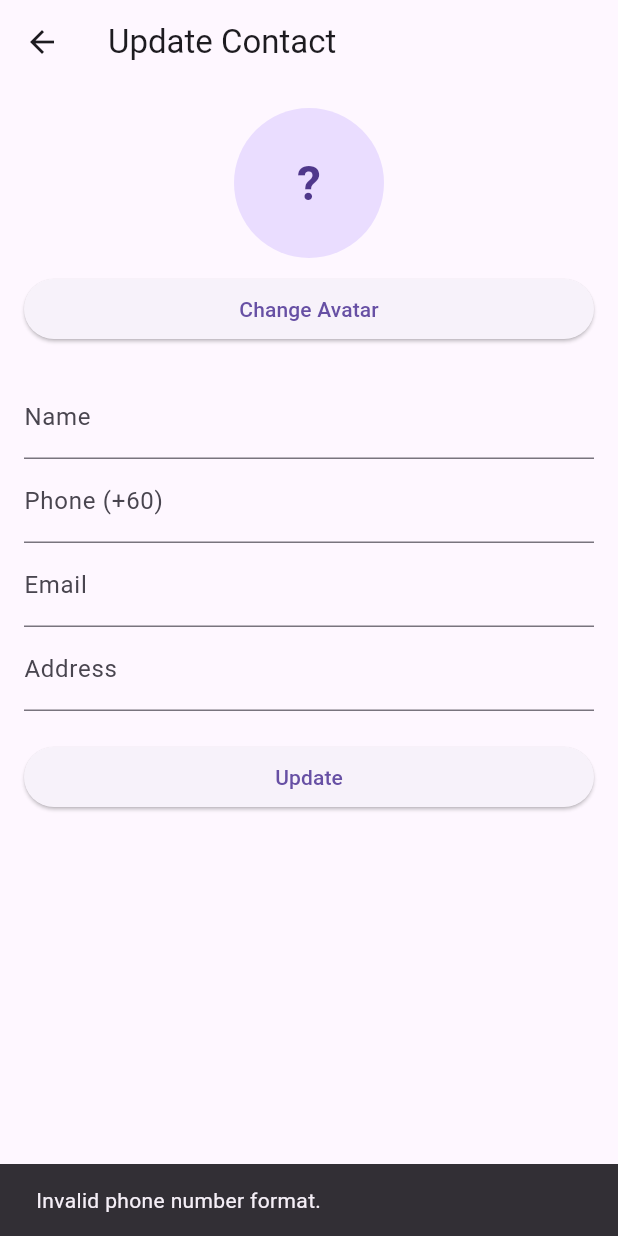
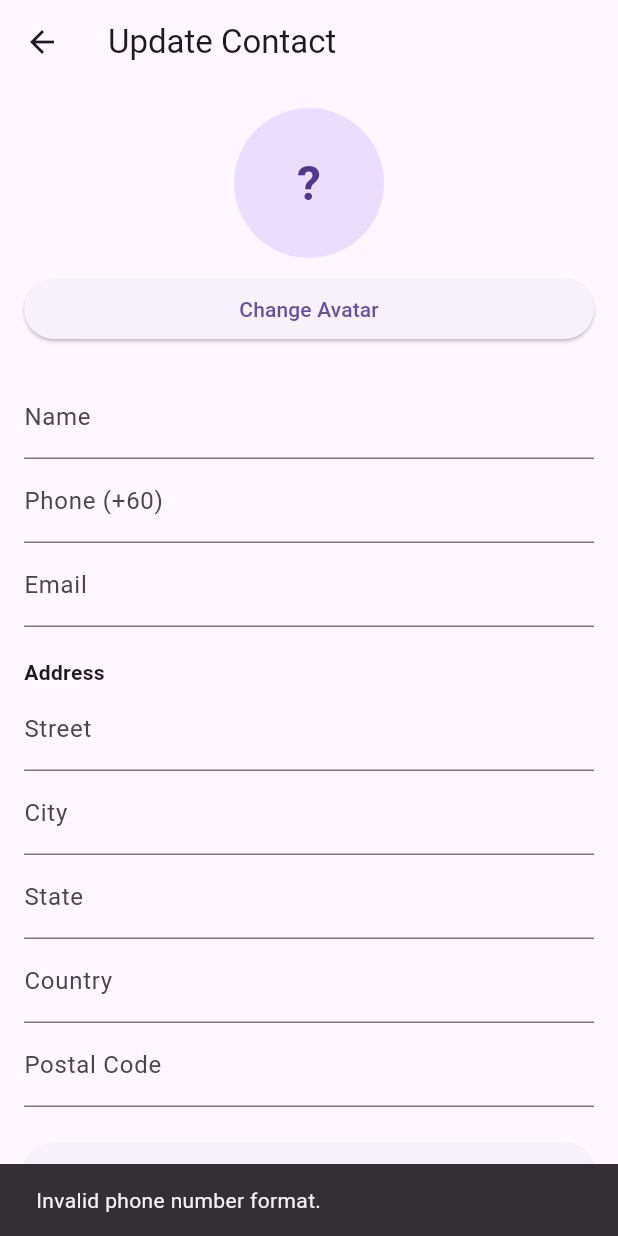
Before and after one commit to XiaolongYin55/address-book, a Flutter app: the ContactUpdatePage screen opened directly with empty values, after a tap on "Update", on a phone screen of 412 x 824 dp. Run offline on Flutter 3.47's test engine with Material 3 defaults, Android fonts, the phone set to English and light mode, and no system bars; our stand-ins replace image_picker, sqflite; accounts and stored records are empty.

Commit message:
address format

```diff
--- a/lib/pages/ContactUpdatePage.dart
+++ b/lib/pages/ContactUpdatePage.dart
@@ -20,9 +20,15 @@ class _ContactUpdatePageState extends State<ContactUpdatePage> {
   late TextEditingController nameController;
   late TextEditingController phoneController;
   late TextEditingController emailController;
-  late TextEditingController addressController;
+
+  // 分字段地址控制器
+  late TextEditingController streetController;
+  late TextEditingController cityController;
+  late TextEditingController stateController;
+  late TextEditingController countryController;
+  late TextEditingController postalCodeController;
+
   late TextEditingController avatarController;
-
   File? avatarPreview;
 
   @override
@@ -33,11 +39,17 @@ class _ContactUpdatePageState extends State<ContactUpdatePage> {
     final phoneRaw = widget.contact.phone.startsWith('+60 ')
         ? widget.contact.phone.substring(4)
         : widget.contact.phone;
-
     phoneController = TextEditingController(text: phoneRaw);
     emailController = TextEditingController(text: widget.contact.email);
-    addressController = TextEditingController(text: widget.contact.address);
     avatarController = TextEditingController(text: widget.contact.avatar);
+
+    // 拆分地址字段
+    final addressParts = widget.contact.address.split(',').map((e) => e.trim()).toList();
+    streetController = TextEditingController(text: addressParts.length > 0 ? addressParts[0] : '');
+    cityController = TextEditingController(text: addressParts.length > 1 ? addressParts[1] : '');
+    stateController = TextEditingController(text: addressParts.length > 2 ? addressParts[2] : '');
+    countryController = TextEditingController(text: addressParts.length > 3 ? addressParts[3] : '');
+    postalCodeController = TextEditingController(text: addressParts.length > 4 ? addressParts[4] : '');
 
     if (widget.contact.avatar.isNotEmpty) {
       getApplicationDocumentsDirectory().then((appDir) {
@@ -73,6 +85,44 @@ class _ContactUpdatePageState extends State<ContactUpdatePage> {
     });
   }
 
+  Future<void> _updateContact() async {
+    final rawPhone = phoneController.text.trim();
+    final formattedPhone = '+60 $rawPhone';
+    final email = emailController.text.trim();
+
+    final phoneRegex = RegExp(r'^\d{9,10}$');
+    final emailRegex = RegExp(r'^\S+@\S+\.\S+$');
+
+    if (!phoneRegex.hasMatch(rawPhone)) {
+      ScaffoldMessenger.of(context).showSnackBar(
+        const SnackBar(content: Text('Invalid phone number format.')),
+      );
+      return;
+    }
+
+    if (!emailRegex.hasMatch(email)) {
+      ScaffoldMessenger.of(context).showSnackBar(
+        const SnackBar(content: Text('Invalid email format.')),
+      );
+      return;
+    }
+
+    final formattedAddress =
+        '${streetController.text.trim()}, ${cityController.text.trim()}, ${stateController.text.trim()}, ${countryController.text.trim()}, ${postalCodeController.text.trim()}';
+
+    final updatedContact = Contact(
+      id: widget.contact.id,
+      name: nameController.text.trim(),
+      phone: formattedPhone,
+      email: email,
+      address: formattedAddress,
+      avatar: avatarController.text,
+    );
+
+    await DBHelper().updateContact(updatedContact);
+    Navigator.pop(context, true);
+  }
+
   @override
   Widget build(BuildContext context) {
     return Scaffold(
@@ -103,71 +153,24 @@ class _ContactUpdatePageState extends State<ContactUpdatePage> {
               child: const Text('Change Avatar'),
             ),
             const SizedBox(height: 20),
-            TextField(
-              controller: nameController,
-              decoration: const InputDecoration(labelText: 'Name'),
-            ),
+            TextField(controller: nameController, decoration: const InputDecoration(labelText: 'Name')),
             TextField(
               controller: phoneController,
               keyboardType: TextInputType.phone,
-              decoration: const InputDecoration(
-                labelText: 'Phone (+60)',
-                hintText: 'e.g. 1127309358',
-              ),
-              inputFormatters: [
-                FilteringTextInputFormatter.digitsOnly,
-                LengthLimitingTextInputFormatter(10),
-              ],
+              decoration: const InputDecoration(labelText: 'Phone (+60)', hintText: 'e.g. 1127309358'),
+              inputFormatters: [FilteringTextInputFormatter.digitsOnly, LengthLimitingTextInputFormatter(10)],
             ),
-            TextField(
-              controller: emailController,
-              keyboardType: TextInputType.emailAddress,
-              decoration: const InputDecoration(
-                labelText: 'Email',
-                hintText: 'e.g. paul@google.com',
-              ),
-            ),
-            TextField(
-              controller: addressController,
-              decoration: const InputDecoration(labelText: 'Address'),
-            ),
+            TextField(controller: emailController, keyboardType: TextInputType.emailAddress, decoration: const InputDecoration(labelText: 'Email')),
+            const SizedBox(height: 20),
+            const Text('Address', style: TextStyle(fontWeight: FontWeight.bold)),
+            TextField(controller: streetController, decoration: const InputDecoration(labelText: 'Street')),
+            TextField(controller: cityController, decoration: const InputDecoration(labelText: 'City')),
+            TextField(controller: stateController, decoration: const InputDecoration(labelText: 'State')),
+            TextField(controller: countryController, decoration: const InputDecoration(labelText: 'Country')),
+            TextField(controller: postalCodeController, decoration: const InputDecoration(labelText: 'Postal Code')),
             const SizedBox(height: 20),
             ElevatedButton(
-              onPressed: () async {
-                final rawPhone = phoneController.text.trim();
-                final formattedPhone = '+60 $rawPhone';
-                final email = emailController.text.trim();
-
-                final phoneRegex = RegExp(r'^\d{9,10}$');
-                final emailRegex = RegExp(r'^\S+@\S+\.\S+$');
-
-                if (!phoneRegex.hasMatch(rawPhone)) {
-                  ScaffoldMessenger.of(context).showSnackBar(
-                    const SnackBar(
-                        content: Text('Invalid phone number format.')),
-                  );
-                  return;
-                }
-
-                if (!emailRegex.hasMatch(email)) {
-                  ScaffoldMessenger.of(context).showSnackBar(
-                    const SnackBar(content: Text('Invalid email format.')),
-                  );
-                  return;
-                }
-
-                final updatedContact = Contact(
-                  id: widget.contact.id,
-                  name: nameController.text.trim(),
-                  phone: formattedPhone,
-                  email: email,
-                  address: addressController.text.trim(),
-                  avatar: avatarController.text,
-                );
-
-                await DBHelper().updateContact(updatedContact);
-                Navigator.pop(context, true);
-              },
+              onPressed: _updateContact,
               child: const Text('Update'),
             ),
           ],
```
Also changed, not shown: lib/pages/ContactInsertPage.dart (+20 -7 lines).
